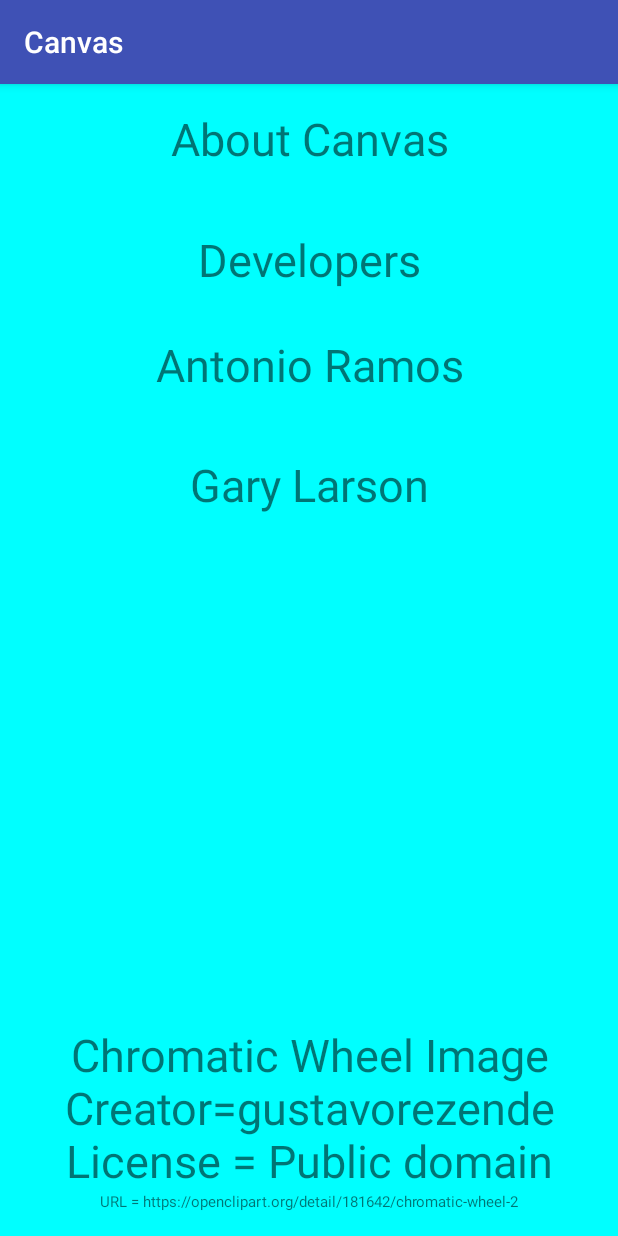
After one commit to gary-larson/Canvas, an Android app: the AboutActivity screen opened directly, with no data from a screen before it, on a phone screen of 412 x 824 dp. The commit adds this screen. Run offline under Robolectric (Android 15) with nearby library versions, the phone set to English and light mode, and no system bars.

Commit message:
Added bout screen

```diff
--- a/app/src/main/AndroidManifest.xml
+++ b/app/src/main/AndroidManifest.xml
@@ -21,7 +21,8 @@
         <activity
             android:name=".ColorActivity"
             android:label="@string/title_activity_color"
-            android:theme="@style/AppTheme.NoActionBar"></activity>
+            android:theme="@style/AppTheme.NoActionBar" />
+        <activity android:name=".AboutActivity"></activity>
     </application>
 
 </manifest>
--- /dev/null
+++ b/app/src/main/java/com/antonioramos/canvas/AboutActivity.java
@@ -0,0 +1,13 @@
+package com.antonioramos.canvas;
+
+import android.support.v7.app.AppCompatActivity;
+import android.os.Bundle;
+
+public class AboutActivity extends AppCompatActivity {
+
+    @Override
+    protected void onCreate(Bundle savedInstanceState) {
+        super.onCreate(savedInstanceState);
+        setContentView(R.layout.activity_about);
+    }
+}
--- a/app/src/main/java/com/antonioramos/canvas/MainActivity.java
+++ b/app/src/main/java/com/antonioramos/canvas/MainActivity.java
@@ -133,6 +133,9 @@ public class MainActivity extends AppCompatActivity implements AdapterView.OnIte
              */
         } else if (id == R.id.action_line) {
             shapeType = "line";
+        } else if (id == R.id.action_about) {
+            Intent intent = new Intent(getApplicationContext(), AboutActivity.class);
+            startActivity(intent);
         }
         return super.onOptionsItemSelected(item);
     }
--- /dev/null
+++ b/app/src/main/res/layout/activity_about.xml
@@ -0,0 +1,82 @@
+<?xml version="1.0" encoding="utf-8"?>
+<RelativeLayout xmlns:android="http://schemas.android.com/apk/res/android"
+    xmlns:tools="http://schemas.android.com/tools"
+    android:id="@+id/activity_about"
+    android:background="#ff00ffff"
+    android:layout_width="match_parent"
+    android:layout_height="match_parent"
+    android:paddingBottom="@dimen/activity_vertical_margin"
+    android:paddingLeft="@dimen/activity_horizontal_margin"
+    android:paddingRight="@dimen/activity_horizontal_margin"
+    android:paddingTop="@dimen/activity_vertical_margin"
+    tools:context="com.antonioramos.canvas.AboutActivity">
+
+    <TextView
+        android:text="@string/about"
+        android:textSize="30sp"
+        android:textAlignment="center"
+        android:layout_width="wrap_content"
+        android:layout_height="wrap_content"
+        android:id="@+id/textView1"
+        android:layout_alignParentTop="true"
+        android:layout_alignParentStart="true"
+        android:layout_alignParentEnd="true" />
+
+    <TextView
+        android:text="@string/develop_title"
+        android:textSize="30sp"
+        android:textAlignment="center"
+        android:layout_width="wrap_content"
+        android:layout_height="wrap_content"
+        android:id="@+id/textView2"
+        android:layout_below="@+id/textView1"
+        android:layout_marginTop="40dp"
+        android:layout_alignParentStart="true"
+        android:layout_alignParentEnd="true" />
+
+    <TextView
+        android:text="@string/developer1"
+        android:textSize="30sp"
+        android:textAlignment="center"
+        android:layout_width="wrap_content"
+        android:layout_height="wrap_content"
+        android:id="@+id/textView3"
+        android:layout_marginTop="29dp"
+        android:layout_below="@+id/textView2"
+        android:layout_alignParentStart="true"
+        android:layout_alignParentEnd="true" />
+
+    <TextView
+        android:text="@string/developer2"
+        android:textSize="30sp"
+        android:textAlignment="center"
+        android:layout_width="wrap_content"
+        android:layout_height="wrap_content"
+        android:layout_below="@+id/textView3"
+        android:layout_marginTop="39dp"
+        android:id="@+id/textView4"
+        android:layout_alignParentStart="true"
+        android:layout_alignParentEnd="true" />
+
+    <TextView
+        android:text="@string/image_source"
+        android:textAlignment="center"
+        android:textSize="30sp"
+        android:layout_width="wrap_content"
+        android:layout_height="wrap_content"
+        android:id="@+id/textView5"
+        android:layout_above="@+id/textView6"
+        android:layout_alignParentStart="true" />
+
+    <TextView
+        android:text="@string/url"
+        android:textSize="10sp"
+        android:layout_width="wrap_content"
+        android:textAlignment="center"
+        android:layout_height="wrap_content"
+        android:id="@+id/textView6"
+        android:layout_alignParentBottom="true"
+        android:layout_alignParentStart="true"
+        android:layout_alignParentEnd="true" />
+
+</RelativeLayout>
--- a/app/src/main/res/values/strings.xml
+++ b/app/src/main/res/values/strings.xml
@@ -8,7 +8,13 @@
     <string name="color_title">Pick the color of your choice</string>
     <string name="color_button_label">Return</string>
     <string name="color_textview_label">Color Selected</string>
-
+    <string name="develop_title">Developers</string>
+    <string name="developer1">Antonio Ramos</string>
+    <string name="developer2">Gary Larson</string>
+    <string name="image_source">Chromatic Wheel Image Creator=gustavorezende
+        License = Public domain</string>
+    <string name = "url">URL = https://openclipart.org/detail/181642/chromatic-wheel-2</string>
+    <string name="about">About Canvas</string>
     <string-array name="lineWeight_spinner">
         <item name="one">1</item>
         <item name="two">2</item>
```
